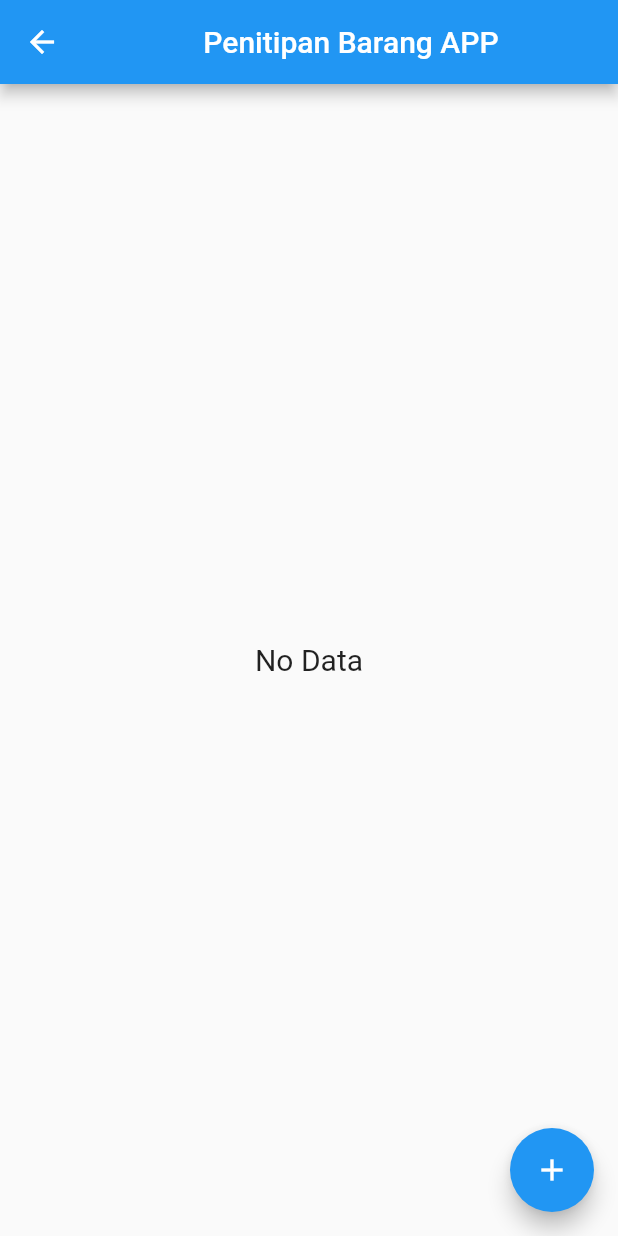
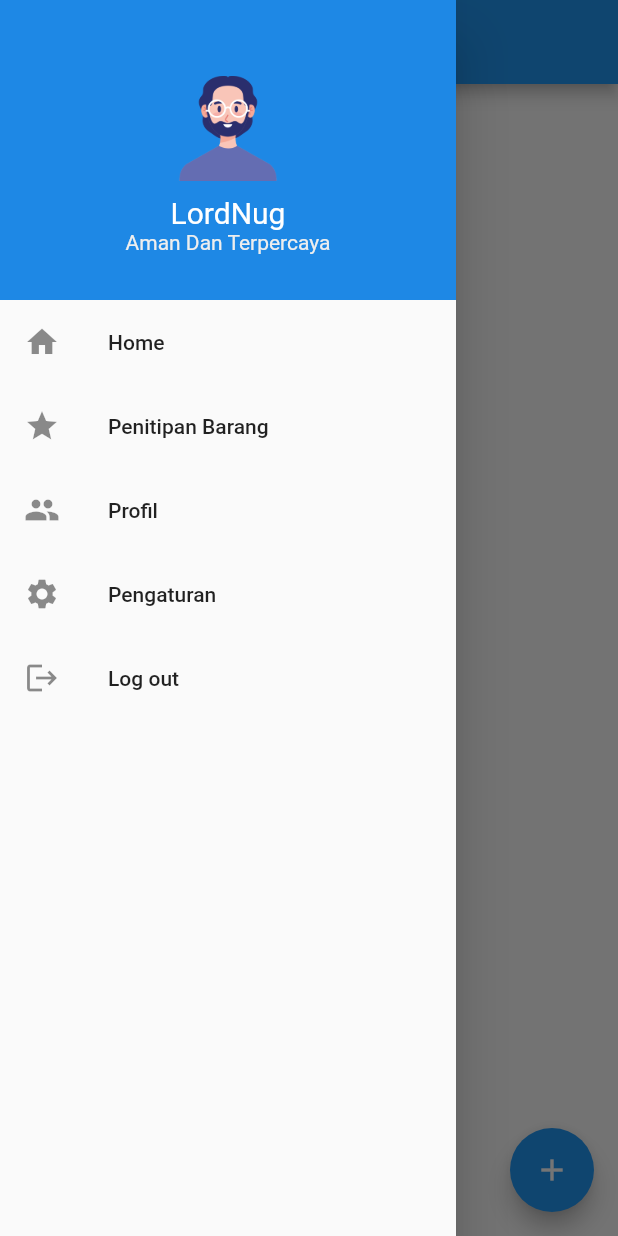
Before and after one commit to ikhwanadih/pentipanbarang_app, a Flutter app: the DataPage screen opened directly, with the side drawer open (before the commit the screen has no drawer), on a phone screen of 412 x 824 dp. Run offline on Flutter 3.47's test engine with Material 2 defaults, Android fonts, the phone set to English and light mode, and no system bars; our stand-ins replace cloud_firestore, firebase_auth, firebase_core, fluttertoast, hive_flutter; missing offline and left inert: cloud_firestore_web, firebase_auth_web, firebase_core_web; accounts and stored records are empty.

```diff
--- a/lib/data.dart
+++ b/lib/data.dart
@@ -1,8 +1,12 @@
 import 'package:flutter/material.dart';
 import 'package:cloud_firestore/cloud_firestore.dart';
 import 'package:firebase_core/firebase_core.dart';
-
 import 'package:app/form.dart';
+import 'package:flutter/material.dart';
+import 'package:app/header_drawer.dart';
+import 'package:app/data.dart';
+import 'package:app/profil.dart';
+import 'package:app/login.dart';
 
 class DataPage extends StatefulWidget {
   @override
@@ -20,10 +24,53 @@ class _ContactPageState extends State<DataPage> {
 
     return Scaffold(
       appBar: AppBar(
-          //make appbar with icon
-          title: Center(
-        child: Text("Penitipan Barang APP"),
-      )),
+        backgroundColor: Colors.blue,
+        title: const Text("Penitipan Barang"),
+      ),
+      drawer: Drawer(
+        child: SingleChildScrollView(
+          child: Column(
+            children: [
+              const MyHeaderDrawer(),
+              ListTile(
+                leading: const Icon(Icons.home),
+                title: const Text("Home"),
+                onTap: () {
+                  Navigator.pop(context);
+                },
+              ),
+              ListTile(
+                leading: const Icon(Icons.star),
+                title: const Text("Penitipan Barang"),
+                onTap: () {
+                  Navigator.push(context, MaterialPageRoute(builder: (context) => const FormPage()));
+                },
+              ),
+              ListTile(
+                leading: const Icon(Icons.people),
+                title: const Text("Profil"),
+                onTap: () {
+                  ScaffoldMessenger.of(context).showSnackBar(SnackBar(content: Text('Fitur masih dalam pengembangan')));
+                },
+              ),
+              ListTile(
+                leading: const Icon(Icons.settings),
+                title: const Text("Pengaturan"),
+                onTap: () {
+                  ScaffoldMessenger.of(context).showSnackBar(SnackBar(content: Text('Fitur masih dalam pengembangan')));
+                },
+              ),
+              ListTile(
+                leading: const Icon(Icons.logout),
+                title: const Text("Log out"),
+                onTap: () {
+                  Navigator.push(context, MaterialPageRoute(builder: (context) => const LoginScreen()));
+                },
+              ),
+            ],
+          ),
+        ),
+      ),
       body: FutureBuilder<QuerySnapshot>(
         //data to be retrieved in the future
         future: data.get(),
@@ -43,10 +90,8 @@ class _ContactPageState extends State<DataPage> {
                     //make custom item with list tile.
                     itemBuilder: (_, index) {
                       return ListTile(
-                        title: Text(alldata[index]['name'],
-                            style: TextStyle(fontSize: 20)),
-                        subtitle: Text(alldata[index]['kode'],
-                            style: TextStyle(fontSize: 16)),
+                        title: Text(alldata[index]['name'], style: TextStyle(fontSize: 20)),
+                        subtitle: Text(alldata[index]['kode'], style: TextStyle(fontSize: 16)),
                         trailing: IconButton(
                             onPressed: () async {
                               var hasilDariFormx = await Navigator.push(
--- a/lib/login.dart
+++ b/lib/login.dart
@@ -4,7 +4,7 @@ import 'package:flutter/material.dart';
 import 'package:hive_flutter/hive_flutter.dart';
 import 'package:fluttertoast/fluttertoast.dart';
 import 'package:app/model/user_model.dart';
-
+import 'package:app/data.dart';
 import 'package:app/forgot.dart';
 import 'package:app/home.dart';
 import 'package:app/register.dart';
@@ -158,7 +158,7 @@ class _LoginScreenState extends State<LoginScreen> {
       try {
         await _auth.signInWithEmailAndPassword(email: email, password: password).then((uid) => {
               Fluttertoast.showToast(msg: "Login Successful"),
-              Navigator.of(context).pushReplacement(MaterialPageRoute(builder: (context) => HomePage())),
+              Navigator.of(context).pushReplacement(MaterialPageRoute(builder: (context) => DataPage())),
             });
       } on FirebaseAuthException catch (error) {
         switch (error.code) {
```
